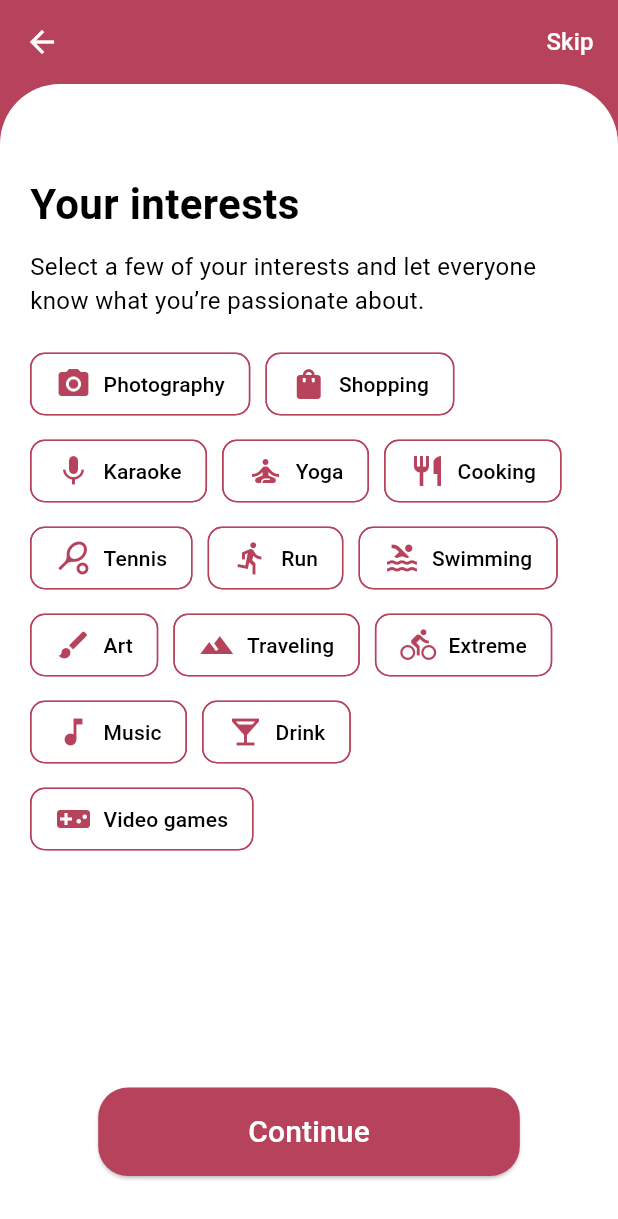
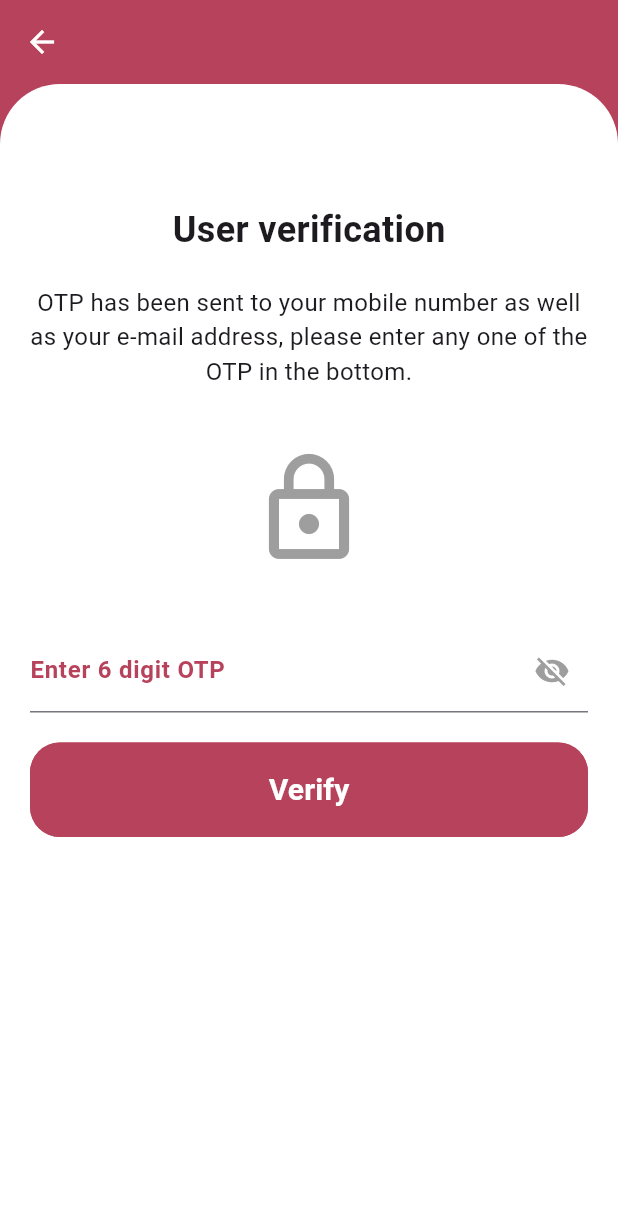
Before and after one commit to Joseph-Lartey/N.A.C.K, a Flutter app: the InterestsPage screen opened directly, after a tap on "Continue", on a phone screen of 412 x 824 dp. Shown: the top 1219 px of the screen. Run offline on Flutter 3.47's test engine with Material 3 defaults, Android fonts, the light colour scheme and no system bars; Roboto replaces fonts that are missing (inter).

Commit message:
created the otp page and linked it to interests

```diff
--- a/frontend/lib/interests.dart
+++ b/frontend/lib/interests.dart
@@ -1,5 +1,5 @@
 import 'package:flutter/material.dart';
-
+import 'otp.dart';
 
 class InterestsPage extends StatefulWidget {
   const InterestsPage({Key? key}) : super(key: key);
@@ -19,6 +19,24 @@
         selectedInterests.add(interest);
       }
     });
+  }
+
+  Route createRoute(Widget page) {
+    return PageRouteBuilder(
+      pageBuilder: (context, animation, secondaryAnimation) => page,
+      transitionsBuilder: (context, animation, secondaryAnimation, child) {
+        const begin = Offset(1.0, 0.0);
+        const end = Offset.zero;
+        const curve = Curves.ease;
+
+        var tween = Tween(begin: begin, end: end).chain(CurveTween(curve: curve));
+
+        return SlideTransition(
+          position: animation.drive(tween),
+          child: child,
+        );
+      },
+    );
   }
 
   @override
@@ -108,7 +126,12 @@
                     const Spacer(),
                     Center(
                       child: ElevatedButton(
-                        onPressed: () {},
+                        onPressed: () {
+                          Navigator.push(
+                            context,
+                            createRoute( OtpPage()),
+                          );
+                        },
                         style: ElevatedButton.styleFrom(
                           padding: const EdgeInsets.symmetric(horizontal: 100, vertical: 15),
                           shape: RoundedRectangleBorder(
--- /dev/null
+++ b/frontend/lib/otp.dart
@@ -0,0 +1,128 @@
+import 'package:flutter/material.dart';
+
+class OtpPage extends StatelessWidget {
+  const OtpPage({Key? key}) : super(key: key);
+  @override
+  Widget build(BuildContext context) {
+    return Scaffold(
+      appBar: AppBar(
+        backgroundColor: const Color.fromARGB(255, 183, 66, 91),
+        elevation: 0,
+        leading: IconButton(
+          icon: const Icon(Icons.arrow_back, color: Colors.white),
+          onPressed: () {
+            Navigator.of(context).pop(); // Navigate to the previous page
+          },
+        ),
+      ),
+      backgroundColor: const Color.fromARGB(255, 183, 66, 91), // Set base background color to match AppBar
+      body: GestureDetector(
+        onTap: () {
+          FocusScope.of(context).unfocus();
+        },
+        child: Column(
+          children: [
+            Expanded(
+              child: Container(
+                decoration: const BoxDecoration(
+                  borderRadius: BorderRadius.only(
+                    topLeft: Radius.circular(40),
+                    topRight: Radius.circular(40),
+                  ),
+                  color: Colors.white,
+                ),
+                child: Padding(
+                  padding: const EdgeInsets.fromLTRB(20, 60, 20, 0),
+                  child: Column(
+                    mainAxisAlignment: MainAxisAlignment.center,
+                    crossAxisAlignment: CrossAxisAlignment.center,
+                    children: <Widget>[
+                      // Align(
+                      //   alignment: Alignment.topRight,
+                      //   child: IconButton(
+                      //     icon: const Icon(Icons.close),
+                      //     onPressed: () {},
+                      //   ),
+                      // ),
+                      const SizedBox(height: 20),
+                      const Text(
+                        'User verification',
+                        style: TextStyle(
+                          fontSize: 24,
+                          fontWeight: FontWeight.bold,
+                        ),
+                      ),
+                      const SizedBox(height: 20),
+                      const Text(
+                        'OTP has been sent to your mobile number as well as your e-mail address, please enter any one of the OTP in the bottom.',
+                        style: TextStyle(fontSize: 16),
+                        textAlign: TextAlign.center,
+                      ),
+                      const SizedBox(height: 40),
+                      const Icon(
+                        Icons.lock_outline,
+                        size: 80,
+                        color: Colors.grey,
+                      ),
+                      const SizedBox(height: 40),
+                      const TextField(
+                        obscureText: true,
+                        decoration: InputDecoration(
+                          suffixIcon: Icon(
+                            Icons.visibility_off,
+                            color: Colors.grey,
+                          ),
+                          label: Text(
+                            'Enter 6 digit OTP',
+                            style: TextStyle(
+                              fontWeight: FontWeight.bold,
+                              color: Color.fromARGB(255, 183, 66, 91),
+                            ),
+                          ),
+                        ),
+                      ),
+                      const SizedBox(height: 20),
+                      SizedBox(
+                        width: double.infinity,
+                        child: Container(
+                          height: 63,
+                          width: 327,
+                          decoration: BoxDecoration(
+                            borderRadius: BorderRadius.circular(20),
+                            color: const Color.fromARGB(255, 183, 66, 91), // Button color
+                          ),
+                          child: TextButton(
+                            onPressed: () {},
+                            style: TextButton.styleFrom(
+                              padding: const EdgeInsets.symmetric(vertical: 16),
+                              backgroundColor: const Color.fromARGB(255, 183, 66, 91), // Button color
+                              foregroundColor: Colors.white,
+                              shape: RoundedRectangleBorder(
+                                borderRadius: BorderRadius.circular(20),
+                              ),
+                            ),
+                            child: const Center(
+                              child: Text(
+                                'Verify',
+                                style: TextStyle(
+                                  fontWeight: FontWeight.bold,
+                                  fontSize: 20,
+                                  color: Colors.white,
+                                ),
+                              ),
+                            ),
+                          ),
+                        ),
+                      ),
+                      const Spacer(),
+                    ],
+                  ),
+                ),
+              ),
+            ),
+          ],
+        ),
+      ),
+    );
+  }
+}
```
